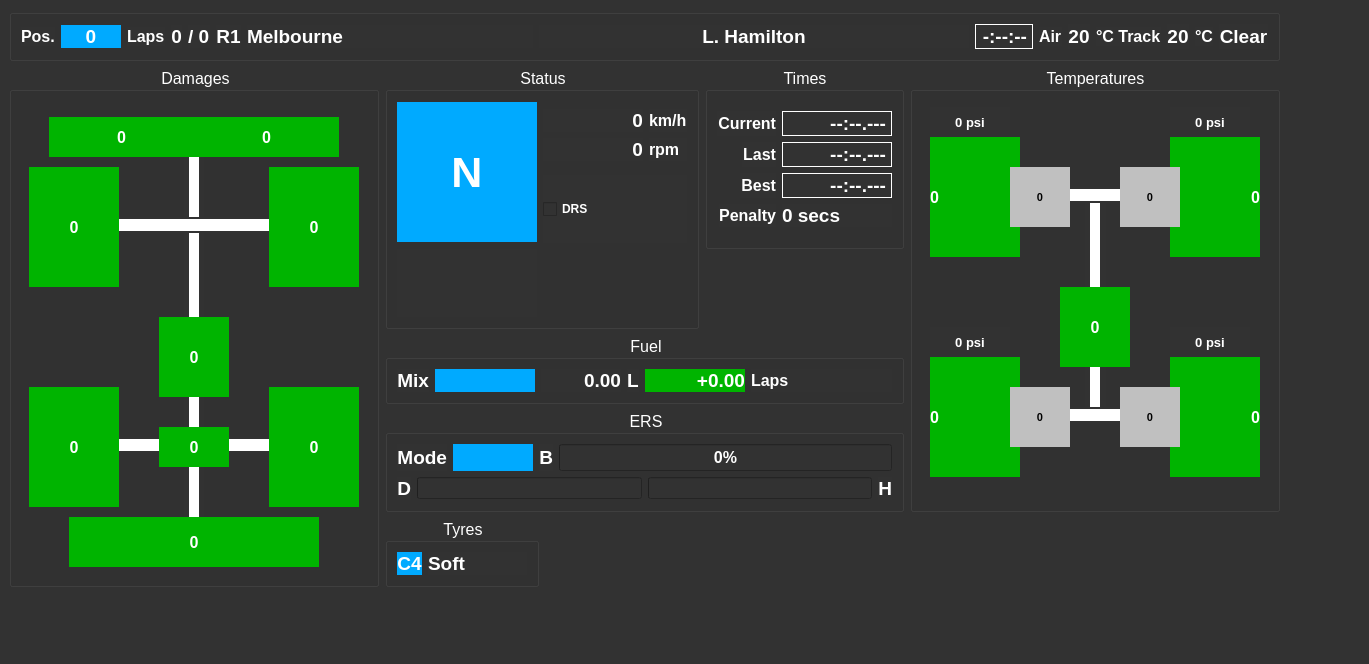
The window that src/F1Status.ui (titou10titou10/f1_dashboard) describes before a commit, drawn with Qt 5.
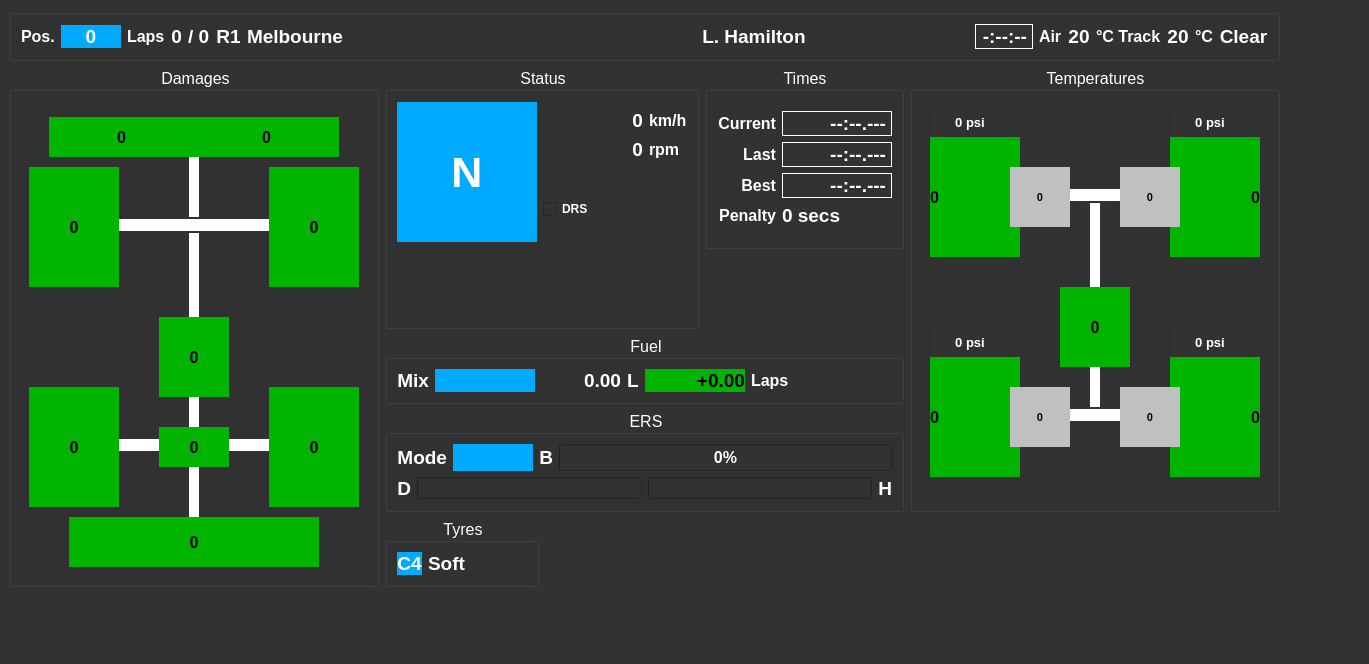
The same window after the commit.

Patch:
```diff
--- a/src/F1Status.ui
+++ b/src/F1Status.ui
@@ -88,7 +88,8 @@
         <bool>false</bool>
        </property>
        <property name="styleSheet">
-        <string notr="true">background-color: hsv(120, 255, 180)</string>
+        <string notr="true">background-color: hsv(120, 255, 180);
+color: rgb(0, 0, 0);</string>
        </property>
        <property name="frameShape">
         <enum>QFrame::NoFrame</enum>
@@ -135,7 +136,8 @@
         </font>
        </property>
        <property name="styleSheet">
-        <string notr="true">background-color: hsv(120, 255, 180)</string>
+        <string notr="true">background-color: hsv(120, 255, 180);
+color: rgb(0, 0, 0);</string>
        </property>
        <property name="frameShape">
         <enum>QFrame::NoFrame</enum>
@@ -176,7 +178,8 @@
         </font>
        </property>
        <property name="styleSheet">
-        <string notr="true">background-color: hsv(120, 255, 180)</string>
+        <string notr="true">background-color: hsv(120, 255, 180);
+color: rgb(0, 0, 0);</string>
        </property>
        <property name="frameShape">
         <enum>QFrame::NoFrame</enum>
@@ -214,7 +217,8 @@
         </font>
        </property>
        <property name="styleSheet">
-        <string notr="true">background-color: hsv(120, 255, 180)</string>
+        <string notr="true">background-color: hsv(120, 255, 180);
+color: rgb(0, 0, 0);</string>
        </property>
        <property name="frameShape">
         <enum>QFrame::NoFrame</enum>
@@ -255,7 +259,8 @@
         </font>
        </property>
        <property name="styleSheet">
-        <string notr="true">background-color: hsv(120, 255, 180)</string>
+        <string notr="true">background-color: hsv(120, 255, 180);
+color: rgb(0, 0, 0);</string>
        </property>
        <property name="frameShape">
         <enum>QFrame::NoFrame</enum>
@@ -1307,7 +1312,8 @@
         <bool>false</bool>
        </property>
        <property name="styleSheet">
-        <string notr="true">background-color: hsv(120, 255, 180);</string>
+        <string notr="true">background-color: hsv(120, 255, 180);
+color: rgb(0, 0, 0);</string>
        </property>
        <property name="frameShape">
         <enum>QFrame::NoFrame</enum>
@@ -1351,7 +1357,8 @@
         </font>
        </property>
        <property name="styleSheet">
-        <string notr="true">background-color: hsv(120, 255, 180)</string>
+        <string notr="true">background-color: hsv(120, 255, 180);
+color: rgb(0, 0, 0);</string>
        </property>
        <property name="frameShape">
         <enum>QFrame::NoFrame</enum>
@@ -1389,7 +1396,8 @@
         </font>
        </property>
        <property name="styleSheet">
-        <string notr="true">background-color: hsv(120, 255, 180)</string>
+        <string notr="true">background-color: hsv(120, 255, 180);
+color: rgb(0, 0, 0);</string>
        </property>
        <property name="frameShape">
         <enum>QFrame::NoFrame</enum>
@@ -1427,7 +1435,8 @@
         </font>
        </property>
        <property name="styleSheet">
-        <string notr="true">background-color: hsv(120, 255, 180)</string>
+        <string notr="true">background-color: hsv(120, 255, 180);
+color: rgb(0, 0, 0);</string>
        </property>
        <property name="frameShape">
         <enum>QFrame::NoFrame</enum>
@@ -1465,7 +1474,8 @@
         </font>
        </property>
        <property name="styleSheet">
-        <string notr="true">background-color: hsv(120, 255, 180)</string>
+        <string notr="true">background-color: hsv(120, 255, 180);
+color: rgb(0, 0, 0);</string>
        </property>
        <property name="frameShape">
         <enum>QFrame::NoFrame</enum>
@@ -1503,7 +1513,8 @@
         </font>
        </property>
        <property name="styleSheet">
-        <string notr="true">background-color: hsv(120, 255, 180)</string>
+        <string notr="true">background-color: hsv(120, 255, 180);
+color: rgb(0, 0, 0);</string>
        </property>
        <property name="frameShape">
         <enum>QFrame::NoFrame</enum>
@@ -1541,7 +1552,8 @@
         </font>
        </property>
        <property name="styleSheet">
-        <string notr="true">background-color: hsv(120, 255, 180)</string>
+        <string notr="true">background-color: hsv(120, 255, 180);
+color: rgb(0, 0, 0);</string>
        </property>
        <property name="frameShape">
         <enum>QFrame::NoFrame</enum>
@@ -1579,7 +1591,8 @@
         </font>
        </property>
        <property name="styleSheet">
-        <string notr="true">background-color: hsv(120, 255, 180)</string>
+        <string notr="true">background-color: hsv(120, 255, 180);
+color: rgb(0, 0, 0);</string>
        </property>
        <property name="frameShape">
         <enum>QFrame::NoFrame</enum>
@@ -1617,7 +1630,8 @@
         </font>
        </property>
        <property name="styleSheet">
-        <string notr="true">background-color: hsv(120, 255, 180)</string>
+        <string notr="true">background-color: hsv(120, 255, 180);
+color: rgb(0, 0, 0);</string>
        </property>
        <property name="frameShape">
         <enum>QFrame::NoFrame</enum>
@@ -2423,7 +2437,8 @@
           </font>
          </property>
          <property name="styleSheet">
-          <string notr="true">background-color: hsv(120, 255, 180)</string>
+          <string notr="true">background-color: hsv(120, 255, 180);
+color: rgb(0, 0, 0);</string>
          </property>
          <property name="frameShape">
           <enum>QFrame::NoFrame</enum>
```
